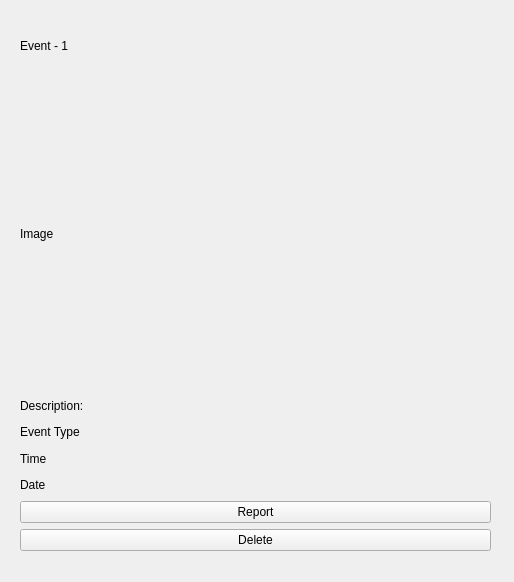
Qt form yolov5/gui/EventUI_v1.ui (JinkaiZ/YoloV5.6-Construction-site-Monitoring-System) before a commit.
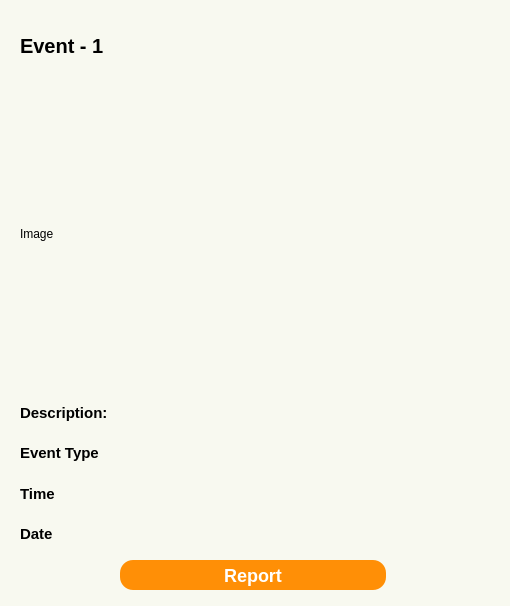
The same form after that commit.

The edit to the form file:
```diff
--- a/yolov5/gui/EventUI_v1.ui
+++ b/yolov5/gui/EventUI_v1.ui
@@ -6,13 +6,21 @@
    <rect>
     <x>0</x>
     <y>0</y>
-    <width>514</width>
-    <height>582</height>
+    <width>510</width>
+    <height>606</height>
    </rect>
   </property>
   <property name="windowTitle">
    <string>Form</string>
   </property>
+  <property name="styleSheet">
+   <string notr="true">QWidget
+{
+
+	background: #F8F9F0;
+
+}</string>
+  </property>
   <widget class="QWidget" name="verticalLayoutWidget">
    <property name="geometry">
     <rect>
@@ -27,6 +35,15 @@
      <layout class="QHBoxLayout" name="horizontalLayout_2">
       <item>
        <widget class="QLabel" name="label_title">
+        <property name="styleSheet">
+         <string notr="true">QLabel
+{
+	font-size: 20px;
+	font-family: &quot;Ariali&quot;;
+	font-weight: bold;
+    color: #000000;
+}</string>
+        </property>
         <property name="text">
          <string>Event - 1</string>
         </property>
@@ -49,6 +66,15 @@
      <layout class="QVBoxLayout" name="verticalLayout_2">
       <item>
        <widget class="QLabel" name="label_description">
+        <property name="styleSheet">
+         <string notr="true">QLabel
+{
+	font-size: 15px;
+	font-family: &quot;Ariali&quot;;
+	font-weight: bold;
+    color: #000000;
+}</string>
+        </property>
         <property name="text">
          <string>Description: </string>
         </property>
@@ -56,6 +82,15 @@
       </item>
       <item>
        <widget class="QLabel" name="label_eventType">
+        <property name="styleSheet">
+         <string notr="true">QLabel
+{
+	font-size: 15px;
+	font-family: &quot;Ariali&quot;;
+	font-weight: bold;
+    color: #000000;
+}</string>
+        </property>
         <property name="text">
          <string>Event Type</string>
         </property>
@@ -63,6 +98,15 @@
       </item>
       <item>
        <widget class="QLabel" name="label_time">
+        <property name="styleSheet">
+         <string notr="true">QLabel
+{
+	font-size: 15px;
+	font-family: &quot;Ariali&quot;;
+	font-weight: bold;
+    color: #000000;
+}</string>
+        </property>
         <property name="text">
          <string>Time</string>
         </property>
@@ -70,29 +114,68 @@
       </item>
       <item>
        <widget class="QLabel" name="label_date">
+        <property name="styleSheet">
+         <string notr="true">QLabel
+{
+	font-size: 15px;
+	font-family: &quot;Ariali&quot;;
+	font-weight: bold;
+    color: #000000;
+}</string>
+        </property>
         <property name="text">
          <string>Date</string>
         </property>
        </widget>
       </item>
-      <item>
-       <widget class="QPushButton" name="pushButton_report">
-        <property name="text">
-         <string>Report</string>
-        </property>
-       </widget>
-      </item>
-      <item>
-       <widget class="QPushButton" name="pushButton_delete">
-        <property name="text">
-         <string>Delete</string>
-        </property>
-       </widget>
-      </item>
      </layout>
     </item>
    </layout>
   </widget>
+  <widget class="QPushButton" name="pushButton_report">
+   <property name="geometry">
+    <rect>
+     <x>120</x>
+     <y>560</y>
+     <width>266</width>
+     <height>30</height>
+    </rect>
+   </property>
+   <property name="sizePolicy">
+    <sizepolicy hsizetype="Maximum" vsizetype="Maximum">
+     <horstretch>0</horstretch>
+     <verstretch>0</verstretch>
+    </sizepolicy>
+   </property>
+   <property name="minimumSize">
+    <size>
+     <width>0</width>
+     <height>20</height>
+    </size>
+   </property>
+   <property name="maximumSize">
+    <size>
+     <width>266</width>
+     <height>40</height>
+    </size>
+   </property>
+   <property name="styleSheet">
+    <string notr="true">QPushButton
+{
+
+
+	font-size: 18px;
+	font-family: &quot;Arial&quot;;
+	font-weight: bold;
+ 	border-radius:13px;
+	background: rgb(255, 143, 6);
+	color: #FFFFFF;
+}</string>
+   </property>
+   <property name="text">
+    <string>Report</string>
+   </property>
+  </widget>
  </widget>
  <resources/>
  <connections/>
```
